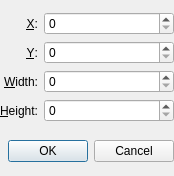
Qt form lib/cropsidebar.ui (KDE/gwenview) before a commit.
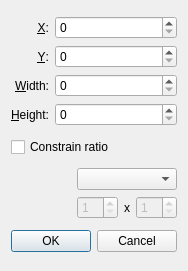
The same form after that commit.

Commit message: Started to implement ratio constraint for the crop tool.

The edit to the form file:
```diff
--- a/lib/cropsidebar.ui
+++ b/lib/cropsidebar.ui
@@ -5,24 +5,12 @@
    <rect>
     <x>0</x>
     <y>0</y>
-    <width>174</width>
-    <height>176</height>
+    <width>186</width>
+    <height>271</height>
    </rect>
   </property>
-  <layout class="QVBoxLayout" >
-   <property name="leftMargin" >
-    <number>0</number>
-   </property>
-   <property name="topMargin" >
-    <number>0</number>
-   </property>
-   <property name="rightMargin" >
-    <number>0</number>
-   </property>
-   <property name="bottomMargin" >
-    <number>0</number>
-   </property>
-   <item>
+  <layout class="QGridLayout" name="gridLayout_2" >
+   <item row="0" column="0" colspan="2" >
     <layout class="QGridLayout" >
      <item row="0" column="0" >
       <widget class="QLabel" name="label" >
@@ -103,21 +91,75 @@
      </item>
     </layout>
    </item>
-   <item>
+   <item row="1" column="0" colspan="2" >
+    <widget class="QCheckBox" name="constrainRatioCheckBox" >
+     <property name="text" >
+      <string>Constrain ratio</string>
+     </property>
+    </widget>
+   </item>
+   <item row="2" column="0" >
+    <spacer name="horizontalSpacer" >
+     <property name="orientation" >
+      <enum>Qt::Horizontal</enum>
+     </property>
+     <property name="sizeType" >
+      <enum>QSizePolicy::Fixed</enum>
+     </property>
+     <property name="sizeHint" stdset="0" >
+      <size>
+       <width>12</width>
+       <height>20</height>
+      </size>
+     </property>
+    </spacer>
+   </item>
+   <item row="2" column="1" >
+    <layout class="QGridLayout" name="gridLayout" >
+     <item row="1" column="0" >
+      <widget class="QSpinBox" name="ratioWidthSpinBox" >
+       <property name="enabled" >
+        <bool>false</bool>
+       </property>
+       <property name="minimum" >
+        <number>1</number>
+       </property>
+      </widget>
+     </item>
+     <item row="1" column="1" >
+      <widget class="QLabel" name="label_5" >
+       <property name="sizePolicy" >
+        <sizepolicy vsizetype="Preferred" hsizetype="Fixed" >
+         <horstretch>0</horstretch>
+         <verstretch>0</verstretch>
+        </sizepolicy>
+       </property>
+       <property name="text" >
+        <string>x</string>
+       </property>
+      </widget>
+     </item>
+     <item row="1" column="2" >
+      <widget class="QSpinBox" name="ratioHeightSpinBox" >
+       <property name="enabled" >
+        <bool>false</bool>
+       </property>
+       <property name="minimum" >
+        <number>1</number>
+       </property>
+      </widget>
+     </item>
+     <item row="0" column="0" colspan="3" >
+      <widget class="QComboBox" name="ratioComboBox" />
+     </item>
+    </layout>
+   </item>
+   <item row="3" column="0" colspan="2" >
     <layout class="QHBoxLayout" >
      <property name="spacing" >
       <number>6</number>
      </property>
-     <property name="leftMargin" >
-      <number>0</number>
-     </property>
-     <property name="topMargin" >
-      <number>0</number>
-     </property>
-     <property name="rightMargin" >
-      <number>0</number>
-     </property>
-     <property name="bottomMargin" >
+     <property name="margin" >
       <number>0</number>
      </property>
      <item>
@@ -139,7 +181,7 @@
         <enum>Qt::Horizontal</enum>
        </property>
        <property name="standardButtons" >
-        <set>QDialogButtonBox::Cancel|QDialogButtonBox::NoButton|QDialogButtonBox::Ok</set>
+        <set>QDialogButtonBox::Cancel|QDialogButtonBox::Ok</set>
        </property>
       </widget>
      </item>
```
Left out of the diff: 58 changed lines with no effect on the pictures. The commit also changes 4 other files.
